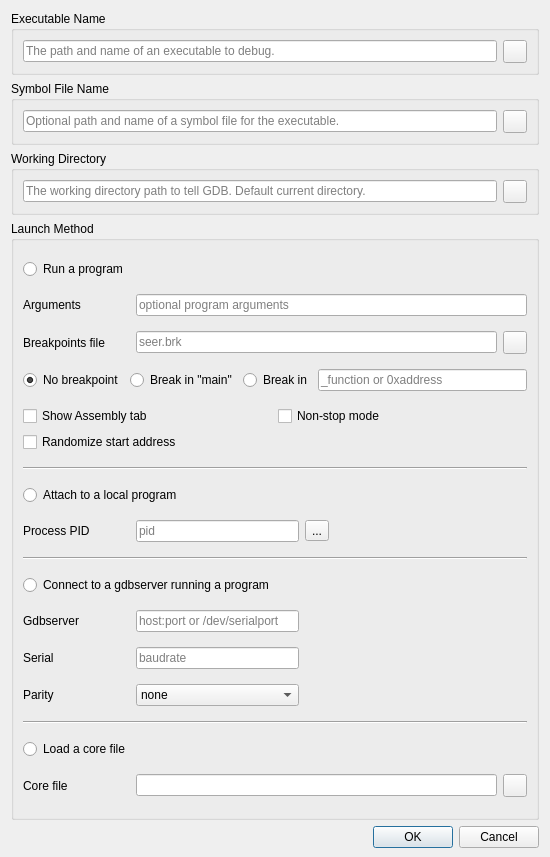
The window that src/SeerDebugDialog.ui (epasveer/seer) describes before a commit, drawn with Qt 5.
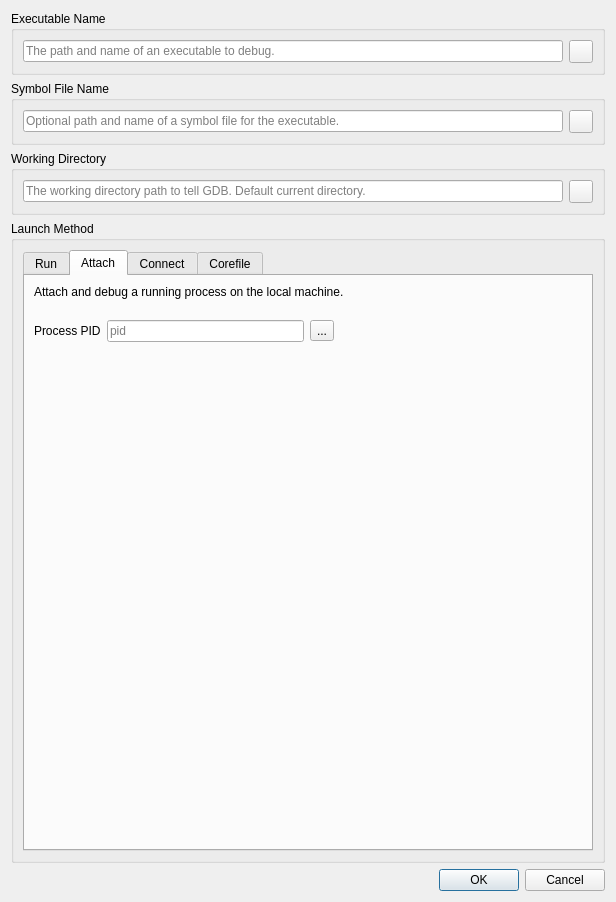
The same window after the commit. Icons and pictures are not drawn.

Commit message: Simplify Debug dialog.

Patch:
```diff
--- a/src/SeerDebugDialog.ui
+++ b/src/SeerDebugDialog.ui
@@ -6,17 +6,14 @@
    <rect>
     <x>0</x>
     <y>0</y>
-    <width>550</width>
-    <height>857</height>
+    <width>616</width>
+    <height>902</height>
    </rect>
   </property>
   <property name="windowTitle">
    <string>Select Executable to Debug</string>
   </property>
-  <layout class="QVBoxLayout" name="verticalLayout">
-   <property name="bottomMargin">
-    <number>9</number>
-   </property>
+  <layout class="QVBoxLayout" name="verticalLayout_9">
    <item>
     <widget class="QGroupBox" name="executableNameGroupBox">
      <property name="title">
@@ -28,11 +25,10 @@
      <property name="flat">
       <bool>false</bool>
      </property>
-     <layout class="QGridLayout" name="gridLayout_2">
-      <property name="bottomMargin">
-       <number>9</number>
-      </property>
-      <item row="0" column="0">
+     <layout class="QVBoxLayout" name="verticalLayout">
+      <item>
+       <layout class="QHBoxLayout" name="horizontalLayout_3">
+        <item>
        <widget class="QLineEdit" name="executableNameLineEdit">
         <property name="sizePolicy">
          <sizepolicy hsizetype="Expanding" vsizetype="Fixed">
@@ -51,7 +47,7 @@
         </property>
        </widget>
       </item>
-      <item row="0" column="1">
+        <item>
        <widget class="QToolButton" name="executableNameToolButton">
         <property name="sizePolicy">
          <sizepolicy hsizetype="Minimum" vsizetype="Fixed">
@@ -72,6 +68,8 @@
        </widget>
       </item>
      </layout>
+      </item>
+     </layout>
     </widget>
    </item>
    <item>
@@ -85,8 +83,10 @@
      <property name="flat">
       <bool>false</bool>
      </property>
-     <layout class="QGridLayout" name="gridLayout_4">
-      <item row="0" column="0">
+     <layout class="QVBoxLayout" name="verticalLayout_11">
+      <item>
+       <layout class="QHBoxLayout" name="horizontalLayout_4">
+        <item>
        <widget class="QLineEdit" name="executableSymbolNameLineEdit">
         <property name="sizePolicy">
          <sizepolicy hsizetype="Expanding" vsizetype="Fixed">
@@ -105,7 +105,7 @@
         </property>
        </widget>
       </item>
-      <item row="0" column="1">
+        <item>
        <widget class="QToolButton" name="executableSymbolNameToolButton">
         <property name="sizePolicy">
          <sizepolicy hsizetype="Minimum" vsizetype="Fixed">
@@ -126,6 +126,8 @@
        </widget>
       </item>
      </layout>
+      </item>
+     </layout>
     </widget>
    </item>
    <item>
@@ -139,8 +141,23 @@
      <property name="alignment">
       <set>Qt::AlignLeading|Qt::AlignLeft|Qt::AlignTop</set>
      </property>
-     <layout class="QGridLayout" name="gridLayout">
-      <item row="0" column="1">
+     <layout class="QVBoxLayout" name="verticalLayout_3">
+      <item>
+       <layout class="QHBoxLayout" name="horizontalLayout_5">
+        <item>
+         <widget class="QLineEdit" name="executableWorkingDirectoryLineEdit">
+          <property name="toolTip">
+           <string>The working directory path to tell GDB. Default current directory.</string>
+          </property>
+          <property name="placeholderText">
+           <string>The working directory path to tell GDB. Default current directory.</string>
+          </property>
+          <property name="clearButtonEnabled">
+           <bool>true</bool>
+          </property>
+         </widget>
+        </item>
+        <item>
        <widget class="QToolButton" name="executableWorkingDirectoryToolButton">
         <property name="toolTip">
          <string>Open a dialog to select a path.</string>
@@ -154,18 +171,7 @@
         </property>
        </widget>
       </item>
-      <item row="0" column="0">
-       <widget class="QLineEdit" name="executableWorkingDirectoryLineEdit">
-        <property name="toolTip">
-         <string>The working directory path to tell GDB. Default current directory.</string>
-        </property>
-        <property name="placeholderText">
-         <string>The working directory path to tell GDB. Default current directory.</string>
-        </property>
-        <property name="clearButtonEnabled">
-         <bool>true</bool>
-        </property>
-       </widget>
+       </layout>
       </item>
      </layout>
     </widget>
@@ -181,25 +187,37 @@
      <property name="title">
       <string>Launch Method</string>
      </property>
-     <layout class="QGridLayout" name="gridLayout_5">
-      <item row="0" column="0">
-       <widget class="QRadioButton" name="runProgramRadioButton">
-        <property name="toolTip">
-         <string>Run the program.</string>
+     <layout class="QVBoxLayout" name="verticalLayout_4">
+      <item>
+       <widget class="QTabWidget" name="runModeTabWidget">
+        <property name="currentIndex">
+         <number>1</number>
         </property>
+        <widget class="QWidget" name="runTab">
+         <attribute name="title">
+          <string>Run</string>
+         </attribute>
+         <layout class="QVBoxLayout" name="verticalLayout_10">
+          <item>
+           <layout class="QVBoxLayout" name="verticalLayout_8">
+            <item>
+             <widget class="QLabel" name="label_3">
         <property name="text">
-         <string>Run a program</string>
+               <string>Run and debug an executable.
+</string>
         </property>
        </widget>
       </item>
-      <item row="1" column="0">
+            <item>
+             <layout class="QGridLayout" name="gridLayout_6">
+              <item row="0" column="0">
        <widget class="QLabel" name="runProgramArgumentsLabel">
         <property name="text">
          <string>Arguments</string>
         </property>
        </widget>
       </item>
-      <item row="1" column="1" colspan="4">
+              <item row="0" column="1">
        <widget class="QLineEdit" name="runProgramArgumentsLineEdit">
         <property name="sizePolicy">
          <sizepolicy hsizetype="Expanding" vsizetype="Fixed">
@@ -218,14 +236,14 @@
         </property>
        </widget>
       </item>
-      <item row="2" column="0">
+              <item row="1" column="0">
        <widget class="QLabel" name="loadBreakpointsFilenameLabel">
         <property name="text">
          <string>Breakpoints file</string>
         </property>
        </widget>
       </item>
-      <item row="2" column="1" colspan="3">
+              <item row="1" column="1">
        <widget class="QLineEdit" name="loadBreakpointsFilenameLineEdit">
         <property name="sizePolicy">
          <sizepolicy hsizetype="Expanding" vsizetype="Fixed">
@@ -244,7 +262,7 @@
         </property>
        </widget>
       </item>
-      <item row="2" column="4">
+              <item row="1" column="2">
        <widget class="QToolButton" name="loadBreakpointsFilenameToolButton">
         <property name="toolTip">
          <string>Open a dialog to select a breakpoints file.</string>
@@ -258,7 +276,9 @@
         </property>
        </widget>
       </item>
-      <item row="3" column="0" colspan="5">
+             </layout>
+            </item>
+            <item>
        <layout class="QHBoxLayout" name="horizontalLayout">
         <item>
          <widget class="QRadioButton" name="noBreakpointRadioButton">
@@ -320,7 +340,7 @@
         </item>
        </layout>
       </item>
-      <item row="4" column="0" colspan="5">
+            <item>
        <layout class="QGridLayout" name="gridLayout_3">
         <item row="0" column="0">
          <widget class="QCheckBox" name="showAsseblyTabCheckBox">
@@ -354,31 +374,57 @@
         </item>
        </layout>
       </item>
-      <item row="5" column="0" colspan="5">
-       <widget class="Line" name="line_1">
+            <item>
+             <spacer name="verticalSpacer_4">
+              <property name="orientation">
+               <enum>Qt::Vertical</enum>
+              </property>
+              <property name="sizeHint" stdset="0">
+               <size>
+                <width>20</width>
+                <height>318</height>
+               </size>
+              </property>
+             </spacer>
+            </item>
+           </layout>
+          </item>
+         </layout>
+        </widget>
+        <widget class="QWidget" name="attachTab">
+         <attribute name="title">
+          <string>Attach</string>
+         </attribute>
+         <layout class="QVBoxLayout" name="verticalLayout_13">
+          <item>
+           <layout class="QVBoxLayout" name="verticalLayout_7">
+            <item>
+             <widget class="QLabel" name="label_4">
+              <property name="text">
+               <string>Attach and debug a running process on the local machine.
+</string>
+              </property>
+             </widget>
+            </item>
+            <item>
+             <layout class="QGridLayout" name="gridLayout_2">
+              <item row="0" column="3">
+               <spacer name="horizontalSpacer_3">
         <property name="orientation">
          <enum>Qt::Horizontal</enum>
         </property>
-       </widget>
-      </item>
-      <item row="6" column="0" colspan="2">
-       <widget class="QRadioButton" name="attachProgramRadioButton">
-        <property name="toolTip">
-         <string>Attach to an already running program.</string>
-        </property>
-        <property name="text">
-         <string>Attach to a local program</string>
-        </property>
-       </widget>
-      </item>
-      <item row="7" column="0">
-       <widget class="QLabel" name="attachProgramPidLabel">
-        <property name="text">
-         <string>Process PID</string>
-        </property>
-       </widget>
-      </item>
-      <item row="7" column="1">
+                <property name="sizeType">
+                 <enum>QSizePolicy::Preferred</enum>
+                </property>
+                <property name="sizeHint" stdset="0">
+                 <size>
+                  <width>248</width>
+                  <height>24</height>
+                 </size>
+                </property>
+               </spacer>
+              </item>
+              <item row="0" column="1">
        <widget class="QLineEdit" name="attachProgramPidLineEdit">
         <property name="sizePolicy">
          <sizepolicy hsizetype="Expanding" vsizetype="Fixed">
@@ -400,7 +446,27 @@
         </property>
        </widget>
       </item>
-      <item row="7" column="2">
+              <item row="0" column="0">
+               <widget class="QLabel" name="attachProgramPidLabel">
+                <property name="text">
+                 <string>Process PID</string>
+                </property>
+               </widget>
+              </item>
+              <item row="1" column="2">
+               <spacer name="verticalSpacer_3">
+                <property name="orientation">
+                 <enum>Qt::Vertical</enum>
+                </property>
+                <property name="sizeHint" stdset="0">
+                 <size>
+                  <width>20</width>
+                  <height>418</height>
+                 </size>
+                </property>
+               </spacer>
+              </item>
+              <item row="0" column="2">
        <widget class="QToolButton" name="attachProgramPidToolButton">
         <property name="toolTip">
          <string>Open a dialog to select a pid on the local system.</string>
@@ -410,47 +476,37 @@
         </property>
        </widget>
       </item>
-      <item row="7" column="3" colspan="2">
-       <spacer name="horizontalSpacer_3">
-        <property name="orientation">
-         <enum>Qt::Horizontal</enum>
-        </property>
-        <property name="sizeType">
-         <enum>QSizePolicy::Preferred</enum>
-        </property>
-        <property name="sizeHint" stdset="0">
-         <size>
-          <width>298</width>
-          <height>14</height>
-         </size>
-        </property>
-       </spacer>
-      </item>
-      <item row="8" column="0" colspan="5">
-       <widget class="Line" name="line_2">
-        <property name="orientation">
-         <enum>Qt::Horizontal</enum>
-        </property>
-       </widget>
-      </item>
-      <item row="9" column="0" colspan="2">
-       <widget class="QRadioButton" name="connectProgramRadioButton">
-        <property name="toolTip">
-         <string>Connect to an already running program started with gdbserver.</string>
-        </property>
+             </layout>
+            </item>
+           </layout>
+          </item>
+         </layout>
+        </widget>
+        <widget class="QWidget" name="connectTab">
+         <attribute name="title">
+          <string>Connect</string>
+         </attribute>
+         <layout class="QVBoxLayout" name="verticalLayout_6">
+          <item>
+           <layout class="QVBoxLayout" name="verticalLayout_2">
+            <item>
+             <widget class="QLabel" name="label_2">
         <property name="text">
-         <string>Connect to a gdbserver running a program</string>
+               <string>Connect to a gdbserver (or similar) session.
+</string>
         </property>
        </widget>
       </item>
-      <item row="10" column="0">
+            <item>
+             <layout class="QGridLayout" name="gridLayout">
+              <item row="0" column="0">
        <widget class="QLabel" name="connectProgramHostPortLabel">
         <property name="text">
          <string>Gdbserver</string>
         </property>
        </widget>
       </item>
-      <item row="10" column="1">
+              <item row="0" column="1" colspan="2">
        <widget class="QLineEdit" name="connectProgramHostPortLineEdit">
         <property name="sizePolicy">
          <sizepolicy hsizetype="Expanding" vsizetype="Fixed">
@@ -472,14 +528,14 @@
         </property>
        </widget>
       </item>
-      <item row="11" column="0">
+              <item row="1" column="0">
        <widget class="QLabel" name="connectProgramSerialLabel">
         <property name="text">
          <string>Serial</string>
         </property>
        </widget>
       </item>
-      <item row="11" column="1">
+              <item row="1" column="1">
        <widget class="QLineEdit" name="connectProgramBaudLineEdit">
         <property name="sizePolicy">
          <sizepolicy hsizetype="Expanding" vsizetype="Fixed">
@@ -501,7 +557,7 @@
         </property>
        </widget>
       </item>
-      <item row="11" column="2" colspan="3">
+              <item row="1" column="2">
        <spacer name="horizontalSpacer_1">
         <property name="orientation">
          <enum>Qt::Horizontal</enum>
@@ -511,20 +567,20 @@
         </property>
         <property name="sizeHint" stdset="0">
          <size>
-          <width>298</width>
-          <height>22</height>
+                  <width>338</width>
+                  <height>21</height>
          </size>
         </property>
        </spacer>
       </item>
-      <item row="12" column="0">
+              <item row="2" column="0">
        <widget class="QLabel" name="connectProgramParityLabel">
         <property name="text">
          <string>Parity</string>
         </property>
        </widget>
       </item>
-      <item row="12" column="1">
+              <item row="2" column="1">
        <widget class="QComboBox" name="connectProgramParityComboBox">
         <property name="toolTip">
          <string>Serial port parity setting.</string>
@@ -546,7 +602,7 @@
         </item>
        </widget>
       </item>
-      <item row="12" column="2" colspan="3">
+              <item row="2" column="2">
        <spacer name="horizontalSpacer_2">
         <property name="orientation">
          <enum>Qt::Horizontal</enum>
@@ -556,37 +612,56 @@
         </property>
         <property name="sizeHint" stdset="0">
          <size>
-          <width>298</width>
-          <height>19</height>
+                  <width>338</width>
+                  <height>21</height>
          </size>
         </property>
        </spacer>
       </item>
-      <item row="13" column="0" colspan="5">
-       <widget class="Line" name="line_3">
+             </layout>
+            </item>
+            <item>
+             <spacer name="verticalSpacer_2">
         <property name="orientation">
-         <enum>Qt::Horizontal</enum>
-        </property>
-       </widget>
-      </item>
-      <item row="14" column="0">
-       <widget class="QRadioButton" name="loadCoreRadioButton">
-        <property name="toolTip">
-         <string>Load a core file to debug.</string>
-        </property>
+               <enum>Qt::Vertical</enum>
+              </property>
+              <property name="sizeHint" stdset="0">
+               <size>
+                <width>20</width>
+                <height>378</height>
+               </size>
+              </property>
+             </spacer>
+            </item>
+           </layout>
+          </item>
+         </layout>
+        </widget>
+        <widget class="QWidget" name="corefileTab">
+         <attribute name="title">
+          <string>Corefile</string>
+         </attribute>
+         <layout class="QVBoxLayout" name="verticalLayout_12">
+          <item>
+           <layout class="QVBoxLayout" name="verticalLayout_5">
+            <item>
+             <widget class="QLabel" name="label">
         <property name="text">
-         <string>Load a core file</string>
+               <string>Analyze a corefile.
+</string>
         </property>
        </widget>
       </item>
-      <item row="15" column="0">
+            <item>
+             <layout class="QHBoxLayout" name="horizontalLayout_7">
+              <item>
        <widget class="QLabel" name="loadCoreFilenameLabel">
         <property name="text">
          <string>Core file</string>
         </property>
        </widget>
       </item>
-      <item row="15" column="1" colspan="3">
+              <item>
        <widget class="QLineEdit" name="loadCoreFilenameLineEdit">
         <property name="sizePolicy">
          <sizepolicy hsizetype="Expanding" vsizetype="Fixed">
@@ -602,7 +677,7 @@
         </property>
        </widget>
       </item>
-      <item row="15" column="4">
+              <item>
        <widget class="QToolButton" name="loadCoreFilenameToolButton">
         <property name="toolTip">
          <string>Open a dialog to select a core file.</string>
@@ -617,6 +692,27 @@
        </widget>
       </item>
      </layout>
+            </item>
+            <item>
+             <spacer name="verticalSpacer_5">
+              <property name="orientation">
+               <enum>Qt::Vertical</enum>
+              </property>
+              <property name="sizeHint" stdset="0">
+               <size>
+                <width>20</width>
+                <height>478</height>
+               </size>
+              </property>
+             </spacer>
+            </item>
+           </layout>
+          </item>
+         </layout>
+        </widget>
+       </widget>
+      </item>
+     </layout>
     </widget>
    </item>
    <item>
```
Left out of the diff: 4 changed lines with no effect on the pictures. Lines whose indentation alone changed are shown as unchanged. The commit also changes 2 other files.
